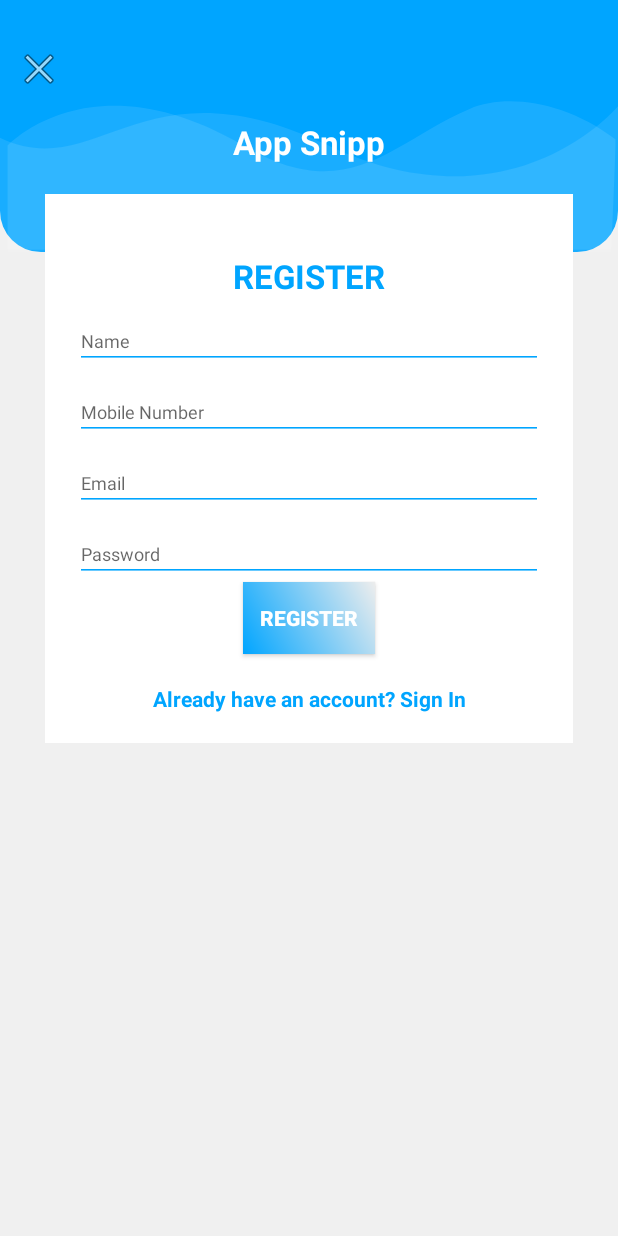
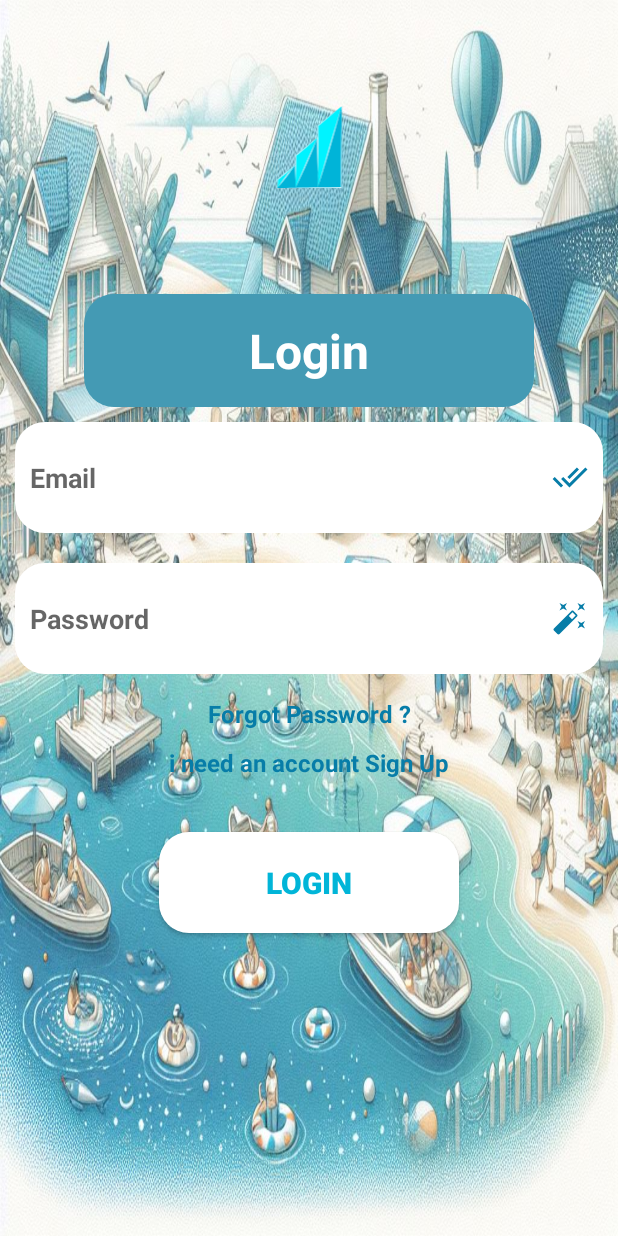
Before and after one commit to badrEladraoui1/SyndiSync, an Android app: the layout activity_login.xml on its own in the app's theme, with its tools: preview values and no code run, on a phone screen of 412 x 824 dp. Run offline under Robolectric (Android 15) with nearby library versions, the phone set to English and light mode, and no system bars.

Commit message:
refactoring . adding some form fields and reedirecting func

```diff
--- a/app/src/main/AndroidManifest.xml
+++ b/app/src/main/AndroidManifest.xml
@@ -25,12 +25,12 @@
         <activity
             android:name=".MainActivity"
             android:exported="true"
-            android:theme="@style/Theme.SyndiSync.MySplash" >
+            android:theme="@style/Theme.AppCompat" >
         </activity>
         <activity
             android:name=".Register"
             android:exported="true"
-            android:theme="@style/Theme.SyndiSync.MySplash" >
+            android:theme="@style/Theme.AppCompat" >
         </activity>
     </application>
 
--- /dev/null
+++ b/app/src/main/res/drawable/blue_bg.xml
@@ -0,0 +1,5 @@
+<?xml version="1.0" encoding="utf-8"?>
+<shape xmlns:android="http://schemas.android.com/apk/res/android">
+    <solid android:color="#449ab4" />
+    <corners android:radius="20dp" />
+</shape>
--- a/app/src/main/res/layout/activity_login.xml
+++ b/app/src/main/res/layout/activity_login.xml
@@ -1,65 +1,103 @@
 <?xml version="1.0" encoding="utf-8"?>
-<RelativeLayout xmlns:android="http://schemas.android.com/apk/res/android"
+<LinearLayout xmlns:android="http://schemas.android.com/apk/res/android"
     xmlns:app="http://schemas.android.com/apk/res-auto"
     xmlns:tools="http://schemas.android.com/tools"
-    style="@style/loginParent"
-    android:orientation="vertical">
-    <!--    tools:context="com.example.syndisync.LoginActivity"-->
-    <ScrollView style="@style/parent">
+    android:layout_width="match_parent"
+    android:layout_height="match_parent"
+    android:orientation="vertical"
+    android:background="@drawable/sky_blue_house">
 
-        <RelativeLayout style="@style/parent">
+    <ImageView
+        android:id="@+id/imageView2"
+        android:layout_width="414dp"
+        android:layout_height="196dp"
+        android:layout_gravity="center"
+        android:src="@drawable/logo_shape"
+        android:contentDescription="@string/imagex" />
 
-            <LinearLayout
-                android:layout_width="match_parent"
-                android:layout_height="match_parent"
-                android:layout_alignParentTop="true"
-                android:weightSum="12">
+    <TextView
+        android:id="@+id/textView2"
+        android:layout_width="300dp"
+        android:layout_gravity="center"
+        android:layout_height="75dp"
+        android:gravity="center"
+        android:text="@string/login2"
+        android:textColor="@color/white"
+        android:background="@drawable/blue_bg"
+        android:textSize="32sp"
+        android:textStyle="bold" />
 
-                <LinearLayout
-                    style="@style/parent"
-                    android:layout_weight="3"
-                    android:background="@drawable/login_shape_bk"
-                    android:orientation="vertical">
+    <LinearLayout
+        android:layout_width="match_parent"
+        android:layout_height="match_parent"
+        android:orientation="vertical">
 
-                    <ImageView
-                        style="@style/parent"
-                        android:background="@drawable/ic_login_bk"
-                        android:contentDescription="login background" />
+        <EditText
+            android:id="@+id/email"
+            android:layout_width="match_parent"
+            android:layout_height="74dp"
+            android:layout_margin="10sp"
+            android:autofillHints="EmailAddress"
+            android:background="@drawable/button_background"
+            android:ems="10"
+            android:hint="@string/email"
+            android:inputType="textEmailAddress"
+            android:padding="10sp"
+            android:textStyle="bold"
+            android:drawableEnd="@drawable/baseline_done_all_24"
+            />
 
-                </LinearLayout>
+        <EditText
+            android:id="@+id/password"
+            android:layout_width="match_parent"
+            android:layout_height="74dp"
+            android:layout_margin="10sp"
+            android:background="@drawable/button_background"
+            android:ems="10"
+            android:hint="@string/password"
+            android:inputType="textPassword"
+            android:padding="10sp"
+            android:drawableEnd="@drawable/password_magic"
+            android:textStyle="bold"
+            android:autofillHints="" />
 
-            </LinearLayout>
+        <TextView
+            android:id="@+id/textView3"
+            android:layout_width="match_parent"
+            android:layout_height="wrap_content"
+            android:layout_margin="5sp"
+            android:text="@string/forgot_password"
+            android:textColor="#077DA8"
+            android:textSize="16sp"
+            android:gravity="center"
+            android:textStyle="bold" />
 
-            <LinearLayout
-                android:layout_width="match_parent"
-                android:layout_height="match_parent"
-                android:layout_alignParentTop="true"
-                android:layout_marginLeft="30dp"
-                android:layout_marginTop="40dp"
-                android:layout_marginRight="30dp"
-                android:orientation="vertical">
+        <TextView
+            android:id="@+id/redToSignUp"
+            android:layout_width="match_parent"
+            android:layout_height="wrap_content"
+            android:layout_margin="5sp"
+            android:text="@string/i_need_an_account_sign_up"
+            android:textColor="#077DA8"
+            android:textSize="16sp"
+            android:gravity="center"
+            android:textStyle="bold" />
 
-                <TextView
-                    style="@style/headerText"
-                    android:layout_gravity="center"
-                    android:layout_marginTop="40dp"
-                    android:text="App Snipp" />
 
-                <include layout="@layout/layout_register" />
-<!--                include layout_register.xml-->
+        <Button
+            android:id="@+id/signIn"
+            android:layout_width="200sp"
+            android:layout_height="wrap_content"
+            android:layout_gravity="center"
+            android:layout_marginTop="30sp"
+            android:background="@drawable/button_background"
+            android:padding="20sp"
+            android:text="@string/log"
+            android:textColor="@color/skyBlue"
+            android:textSize="20sp"
+            android:textStyle="bold" />
 
-            </LinearLayout>
 
-            <ImageView
-                android:layout_width="wrap_content"
-                android:layout_height="wrap_content"
-                android:layout_alignParentLeft="true"
-                android:layout_alignParentTop="true"
-                android:layout_marginLeft="10dp"
-                android:layout_marginTop="30dp"
-                android:src="@android:drawable/ic_menu_close_clear_cancel" />
-        </RelativeLayout>
+    </LinearLayout>
 
-    </ScrollView>
-
-</RelativeLayout>
+</LinearLayout>
--- a/app/src/main/res/layout/layout_register.xml
+++ /dev/null
@@ -1,63 +0,0 @@
-<?xml version="1.0" encoding="utf-8"?>
-<LinearLayout
-    xmlns:android="http://schemas.android.com/apk/res/android"
-    style="@style/loginCard"
-    android:layout_gravity="center"
-    android:layout_marginTop="@dimen/loginViewsMargin"
-    android:layout_marginBottom="@dimen/loginViewsMargin"
-    android:background="@color/whiteCardColor">
-
-    <LinearLayout
-        style="@style/linearParent"
-        android:layout_gravity="center"
-        android:padding="@dimen/loginViewsMargin">
-
-        <TextView
-            style="@style/headerTextPrimary"
-            android:text="@string/register"
-            android:layout_marginTop="@dimen/loginViewsMargin"/>
-
-        <EditText
-            style="@style/modifiedEditText"
-            android:inputType="text"
-            android:maxLines="1"
-            android:hint="Name"
-            android:layout_marginTop="@dimen/signup_text_margin_top"/>
-
-        <EditText
-            style="@style/modifiedEditText"
-            android:inputType="text"
-            android:maxLines="1"
-            android:hint="Mobile Number"
-            android:layout_marginTop="@dimen/signup_text_margin_top"/>
-
-        <EditText
-            style="@style/modifiedEditText"
-            android:inputType="textEmailAddress"
-            android:maxLines="1"
-            android:hint="@string/login_email_hint"
-            android:layout_marginTop="@dimen/signup_text_margin_top"/>
-
-        <EditText
-            style="@style/modifiedEditText"
-            android:hint="@string/login_password_hint"
-            android:maxLines="1"
-            android:inputType="textPassword"
-            android:layout_marginTop="@dimen/signup_text_margin_top"/>
-
-        <Button
-            style="@style/loginButton"
-            android:layout_gravity="center"
-            android:text="Register" />
-
-
-        <TextView
-            style="@style/parent"
-            android:textAlignment="center"
-            android:textStyle="bold"
-            android:textColor="@color/primaryTextColor"
-            android:text="@string/signup_login_hint"
-            android:layout_marginTop="@dimen/loginViewsMargin"/>
-
-    </LinearLayout>
-</LinearLayout>
```
Also changed, not shown: app/src/main/java/com/example/syndisync/Login.java (+15 -3 lines), app/src/main/java/com/example/syndisync/Register.java (+14 -1 lines), app/src/main/res/layout/activity_login_2.xml (deleted, +0 -101 lines), app/src/main/res/layout/activity_register.xml (renamed from app/src/main/res/layout/activity_register_2.xml, +47 -11 lines), app/src/main/res/layout/layout_login.xml (deleted, +0 -65 lines).
